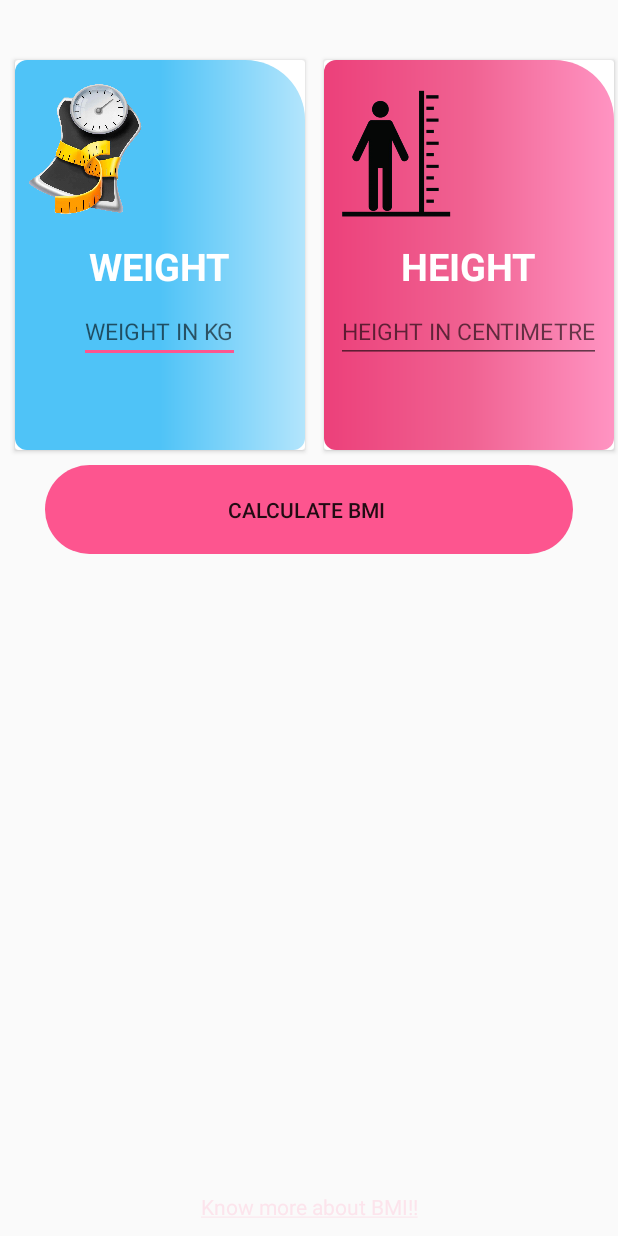
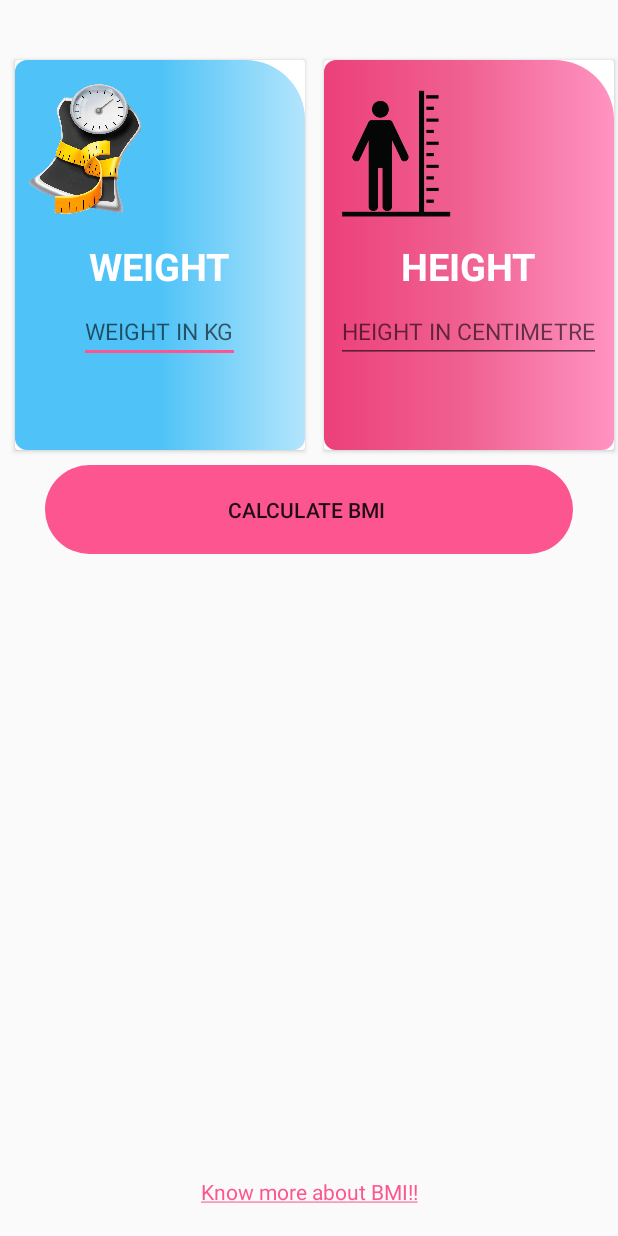
Before and after one commit to bhoomikaGarg/HealthApp, an Android app: the BmiActivity screen opened directly, with no data from a screen before it, on a phone screen of 412 x 824 dp. Run offline under Robolectric (Android 15) with nearby library versions, the phone set to English and light mode, and no system bars; Roboto replaces fonts that are not available here.

Commit message:
App ready

```diff
--- a/app/src/main/res/layout/activity_bmi.xml
+++ b/app/src/main/res/layout/activity_bmi.xml
@@ -151,9 +151,7 @@
         android:text="@string/bmi_link"
         android:textColor="@color/colorPrimaryDark"
         android:textAlignment="center"
-        android:layout_margin="10dp"
-        android:linksClickable="true"
-        android:textColorLink="@color/colorLightPink"
+        android:layout_margin="20dp"
         android:layout_alignParentBottom="true">
 
     </TextView>
--- a/app/src/main/res/layout/fragment_about_app.xml
+++ b/app/src/main/res/layout/fragment_about_app.xml
@@ -84,7 +84,7 @@
         android:layout_height="wrap_content"
         android:layout_below="@id/aboutApp5"
         android:layout_marginTop="15dp"
-        android:layout_marginBottom="10dp"
+        android:layout_marginBottom="60dp"
         android:layout_marginLeft="20dp"
         android:layout_marginRight="20dp"
         android:background="@color/colorWhite"
```
